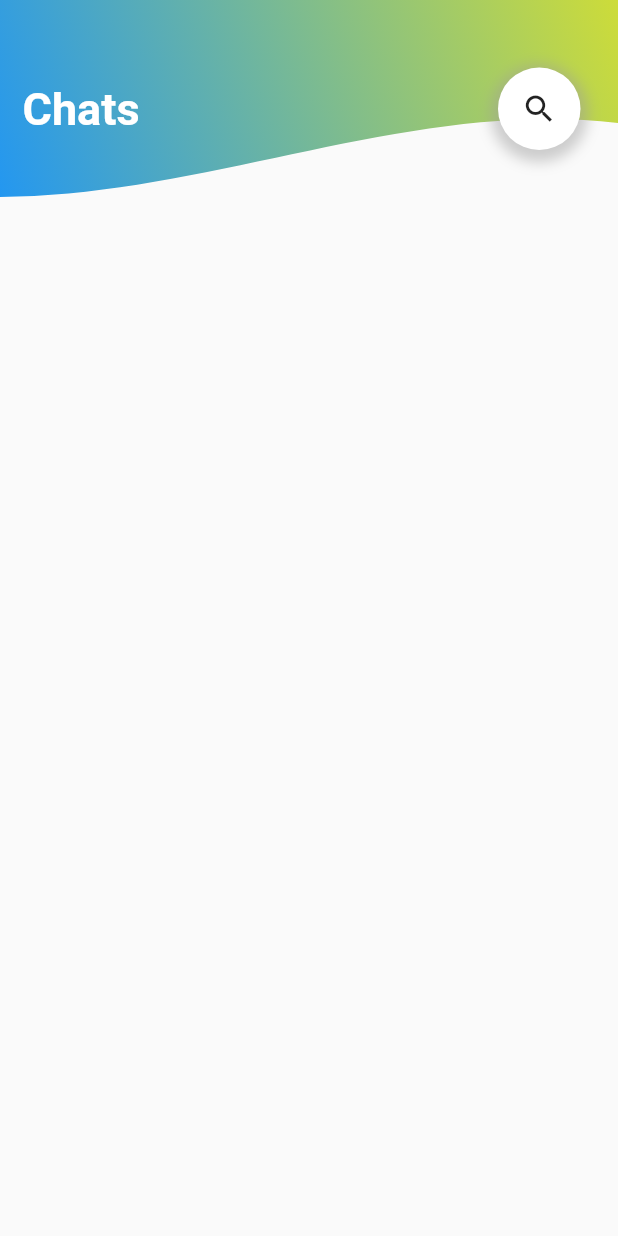
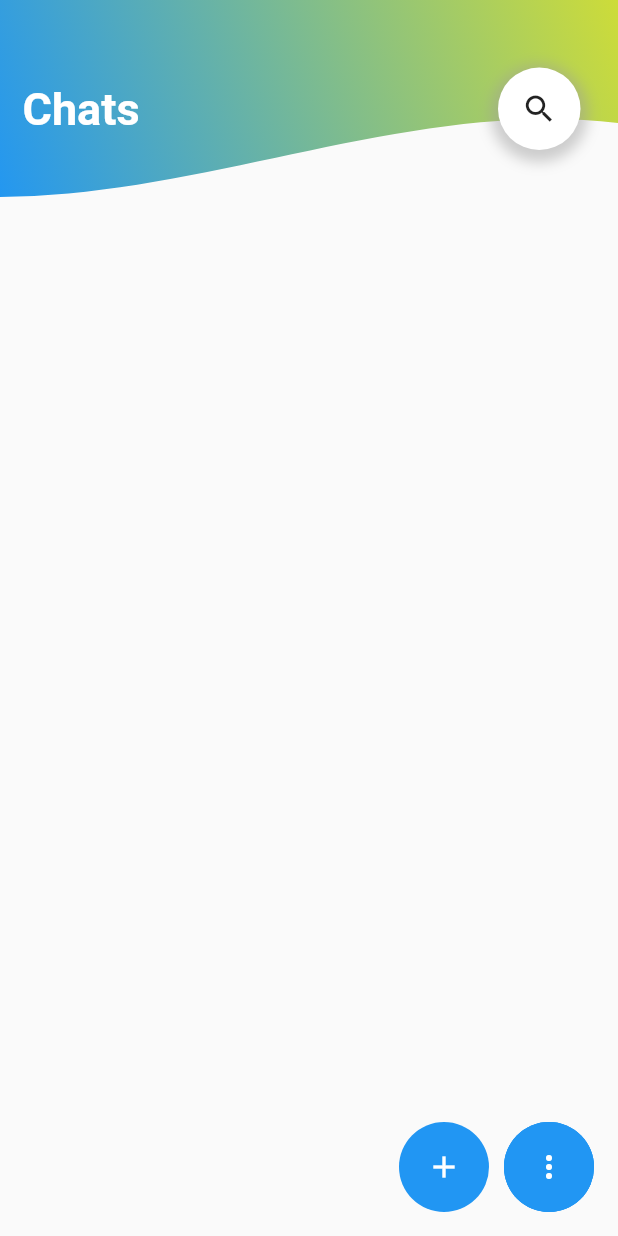
Before and after one commit to RauschSchottManuel/Talc-Messenger, a Flutter app: the screen it shows after launch, on a phone screen of 412 x 824 dp. Run offline on Flutter 3.47's test engine with Material 2 defaults, Android fonts, the phone set to English and light mode, and no system bars.

Commit message:
Add design of home screen bottom controls
Add the design of the buttons on the bottom of the home page. (No functionality implemented yet except the animations/transitions)

```diff
--- /dev/null
+++ b/talc_messenger/lib/floating_action_button_section/floating_action_button_section.dart
@@ -0,0 +1,123 @@
+import 'package:flutter/material.dart';
+
+class TalcFloatingActionButtonSection extends StatefulWidget {
+  const TalcFloatingActionButtonSection({Key? key}) : super(key: key);
+
+  @override
+  State<TalcFloatingActionButtonSection> createState() =>
+      _TalcFloatingActionButtonSectionState();
+}
+
+class _TalcFloatingActionButtonSectionState
+    extends State<TalcFloatingActionButtonSection> {
+  var listMoreOptions = false;
+  var animationDurationMilliseconds = 200;
+  var animationCurve = Curves.bounceInOut;
+
+  final double buttonSize = 60.0;
+  final double buttonSpacing = 10;
+
+  @override
+  Widget build(BuildContext context) {
+    return AnimatedContainer(
+      width: listMoreOptions
+          ? (buttonSize * 3) + (buttonSpacing * 3)
+          : (buttonSize * 2) + buttonSpacing,
+      height: buttonSize,
+      duration: Duration(milliseconds: animationDurationMilliseconds + 50),
+      curve: Curves.decelerate,
+      child: Stack(
+        alignment: Alignment.centerRight,
+        children: [
+          AnimatedPositioned(
+            right: listMoreOptions
+                ? (buttonSize * 3) + (buttonSpacing * 3)
+                : buttonSize + buttonSpacing,
+            duration: Duration(milliseconds: animationDurationMilliseconds),
+            curve: animationCurve,
+            child: AnimatedOpacity(
+              opacity: listMoreOptions ? 0 : 1,
+              duration: Duration(milliseconds: animationDurationMilliseconds),
+              child: iconButtonContainer(
+                size: buttonSize,
+                child: IconButton(
+                  onPressed: () {
+                    showModalBottomSheet(
+                        context: context,
+                        builder: (BuildContext context) {
+                          return const SizedBox(
+                            height: 150,
+                            child: Text('Cool Bottom Sheet'),
+                          );
+                        });
+                  },
+                  tooltip: 'Add contact/group',
+                  color: Colors.white,
+                  icon: const Icon(Icons.add),
+                ),
+              ),
+            ),
+          ),
+          AnimatedPositioned(
+            right: listMoreOptions ? (buttonSize * 2) + (buttonSpacing * 2) : 0,
+            duration:
+                Duration(milliseconds: animationDurationMilliseconds + 80),
+            curve: animationCurve,
+            child: iconButtonContainer(
+              size: buttonSize,
+              child: IconButton(
+                onPressed: () {},
+                tooltip: 'Something else',
+                color: Colors.white,
+                icon: const Icon(Icons.logo_dev),
+              ),
+            ),
+          ),
+          AnimatedPositioned(
+            right: listMoreOptions ? buttonSize + buttonSpacing : 0,
+            duration: Duration(milliseconds: animationDurationMilliseconds),
+            curve: animationCurve,
+            child: iconButtonContainer(
+              size: buttonSize,
+              child: IconButton(
+                onPressed: () {},
+                tooltip: 'Settings',
+                color: Colors.white,
+                icon: const Icon(Icons.settings),
+              ),
+            ),
+          ),
+          Positioned(
+            child: iconButtonContainer(
+              size: buttonSize,
+              child: IconButton(
+                tooltip: 'More options',
+                color: Colors.white,
+                onPressed: () {
+                  setState(() {
+                    listMoreOptions = !listMoreOptions;
+                  });
+                },
+                icon: listMoreOptions
+                    ? const Icon(Icons.close)
+                    : const Icon(Icons.more_vert),
+              ),
+            ),
+          ),
+        ],
+      ),
+    );
+  }
+
+  Widget iconButtonContainer({required Widget child, required double size}) {
+    return Container(
+      width: size,
+      height: size,
+      decoration: const BoxDecoration(
+        borderRadius: BorderRadius.all(Radius.circular(50.0)),
+        color: Colors.blue,
+      ),
+      child: child,
+    );
+  }
+}
--- a/talc_messenger/lib/main.dart
+++ b/talc_messenger/lib/main.dart
@@ -1,4 +1,5 @@
 import 'package:flutter/material.dart';
+import 'package:talc_messenger/floating_action_button_section/floating_action_button_section.dart';
 
 import 'appbar/appbar.dart';
 
@@ -40,6 +41,7 @@ class _TalcStructureState extends State<TalcStructure> {
             ),
           ),
         ),
+        floatingActionButton: TalcFloatingActionButtonSection(),
       ),
     );
   }
```
